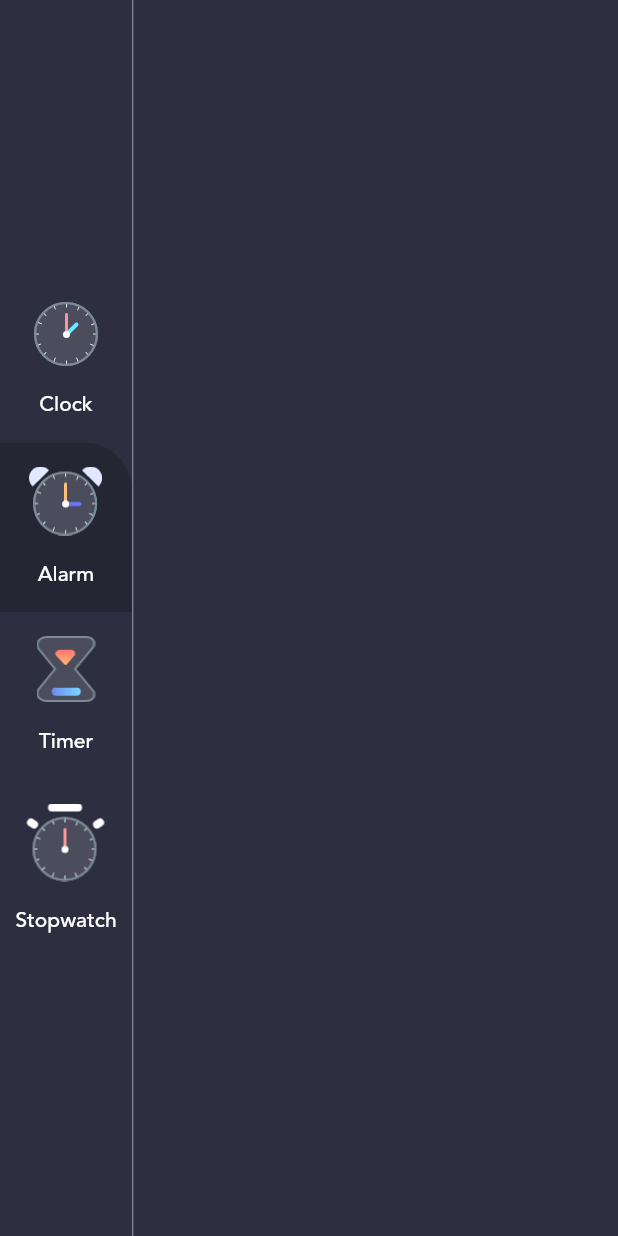
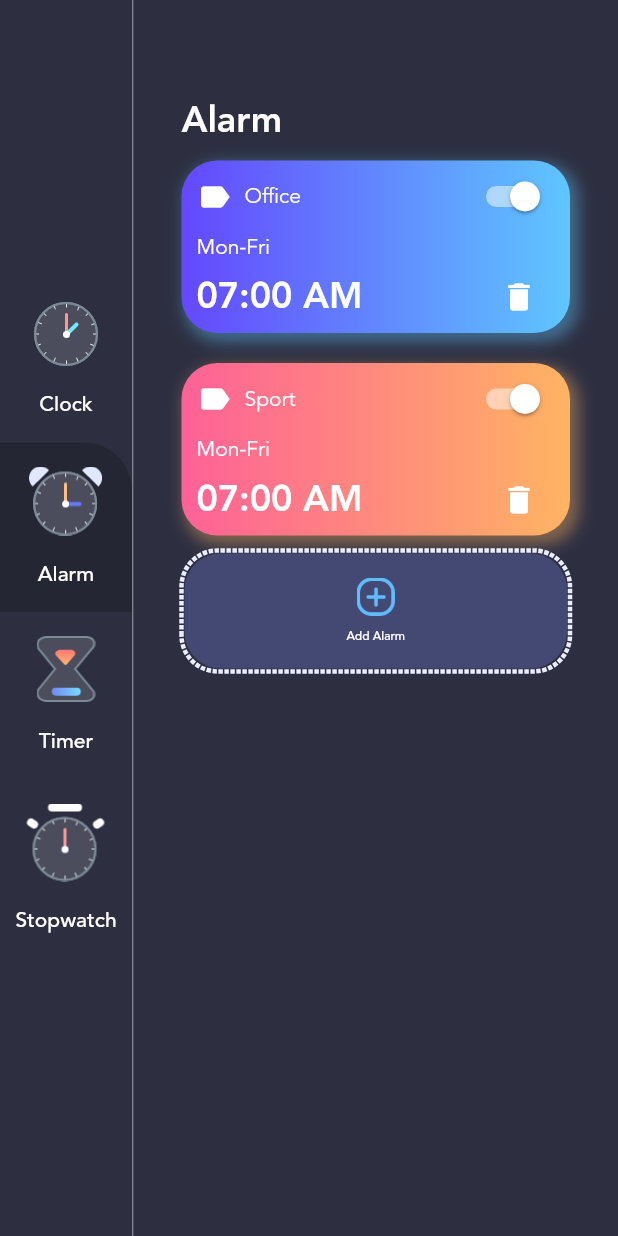
Before and after one commit to TawhidHassan/Flutter-clock-app, a Flutter app: the screen it shows after launch, after a tap on "Alarm", on a phone screen of 412 x 824 dp. Run offline on Flutter 3.47's test engine with Material 2 defaults, Android fonts, the phone set to English and light mode, and no system bars; drawn by our look-alikes of dotted_border.

Commit message:
make alarm page

```diff
--- a/lib/data.dart
+++ b/lib/data.dart
@@ -1,6 +1,7 @@
 
 import 'enums.dart';
 import 'menu_info.dart';
+import 'model/alarm_info.dart';
 
 List<MenuInfo> menuItems = [
   MenuInfo(MenuType.clock,
@@ -12,3 +13,14 @@ List<MenuInfo> menuItems = [
   MenuInfo(MenuType.stopwatch,
       title: 'Stopwatch', imageSource: 'assets/stopwatch_icon.png'),
 ];
+
+List<AlarmInfo> alarms = [
+  AlarmInfo(
+      alarmDateTime: DateTime.now().add(Duration(hours: 1)),
+      title: 'Office',
+      gradientColorIndex: 0),
+  AlarmInfo(
+      alarmDateTime: DateTime.now().add(Duration(hours: 2)),
+      title: 'Sport',
+      gradientColorIndex: 1),
+];
--- a/lib/main.dart
+++ b/lib/main.dart
@@ -1,8 +1,8 @@
 import 'package:flutter/material.dart';
 import 'package:flutter_clock_app/enums.dart';
-import 'package:flutter_clock_app/menu_info.dart';
 import 'package:provider/provider.dart';
 
+import 'menu_info.dart';
 import 'view/homePage.dart';
 
 void main() {
--- /dev/null
+++ b/lib/model/alarm_info.dart
@@ -0,0 +1,29 @@
+class AlarmInfo {
+  int id;
+  String title;
+  DateTime alarmDateTime;
+  bool isPending;
+  int gradientColorIndex;
+
+  AlarmInfo(
+      {this.id,
+        this.title,
+        this.alarmDateTime,
+        this.isPending,
+        this.gradientColorIndex});
+
+  // factory AlarmInfo.fromMap(Map<String, dynamic> json) => AlarmInfo(
+  //   id: json["id"],
+  //   title: json["title"],
+  //   alarmDateTime: DateTime.parse(json["alarmDateTime"]),
+  //   isPending: json["isPending"],
+  //   gradientColorIndex: json["gradientColorIndex"],
+  // );
+  // Map<String, dynamic> toMap() => {
+  //   "id": id,
+  //   "title": title,
+  //   "alarmDateTime": alarmDateTime.toIso8601String(),
+  //   "isPending": isPending,
+  //   "gradientColorIndex": gradientColorIndex,
+  // };
+}
--- /dev/null
+++ b/lib/view/alarm_page.dart
@@ -0,0 +1,150 @@
+import 'package:dotted_border/dotted_border.dart';
+import 'package:flutter/material.dart';
+import 'package:flutter_clock_app/constants/theme_data.dart';
+import 'package:flutter_clock_app/data.dart';
+
+class AlarmPage extends StatefulWidget {
+  @override
+  _AlarmPageState createState() => _AlarmPageState();
+}
+
+class _AlarmPageState extends State<AlarmPage> {
+
+  @override
+  Widget build(BuildContext context) {
+    return Container(
+      padding: EdgeInsets.symmetric(horizontal: 32,vertical: 64),
+      child: Column(
+        crossAxisAlignment: CrossAxisAlignment.start,
+        children: [
+          Text("Alarm",
+          style: TextStyle(
+            fontFamily: 'avenir',
+            fontWeight: FontWeight.w700,
+            color: CustomColors.primaryTextColor,
+            fontSize: 24,
+          ),
+          ),
+          Expanded(
+            child: ListView(
+              children:alarms.map<Widget>((alarm){
+                var gradientColor = GradientTemplate
+                    .gradientTemplate[alarm.gradientColorIndex].colors;
+                return Container(
+                  margin: EdgeInsets.symmetric(vertical: 10),
+                  padding: EdgeInsets.symmetric(horizontal: 10),
+                  width: double.infinity,
+                  decoration: BoxDecoration(
+                    gradient: LinearGradient(
+                      colors: gradientColor,
+                      begin: Alignment.centerLeft,
+                      end: Alignment.centerRight,
+                    ),
+                    boxShadow: [
+                      BoxShadow(
+                        color: gradientColor.last.withOpacity(0.4),
+                        blurRadius: 8,
+                        spreadRadius: 2,
+                        offset: Offset(4, 4),
+                      ),
+                    ],
+                    borderRadius: BorderRadius.all(Radius.circular(24)),
+                  ),
+                  child: Column(
+                    crossAxisAlignment: CrossAxisAlignment.start,
+                    children: <Widget>[
+                      Row(
+                        mainAxisAlignment: MainAxisAlignment.spaceBetween,
+                        children: <Widget>[
+                          Row(
+                            children: <Widget>[
+                              Icon(
+                                Icons.label,
+                                color: Colors.white,
+                                size: 24,
+                              ),
+                              SizedBox(width: 8),
+                              Text(
+                                alarm.title,
+                                style: TextStyle(
+                                    color: Colors.white,
+                                    fontFamily: 'avenir'),
+                              ),
+                            ],
+                          ),
+                          Switch(
+                            onChanged: (bool value) {},
+                            value: true,
+                            activeColor: Colors.white,
+                          ),
+                        ],
+                      ),
+                      Text(
+                        'Mon-Fri',
+                        style: TextStyle(
+                            color: Colors.white, fontFamily: 'avenir'),
+                      ),
+                      Row(
+                        mainAxisAlignment: MainAxisAlignment.spaceBetween,
+                        children: <Widget>[
+                          Text(
+                            "07:00 AM",
+                            style: TextStyle(
+                                color: Colors.white,
+                                fontFamily: 'avenir',
+                                fontSize: 24,
+                                fontWeight: FontWeight.w700),
+                          ),
+                          IconButton(
+                            icon: Icon(Icons.delete),
+                            color: Colors.white,
+                            onPressed: () {
+
+                            },
+                          ),
+                        ],
+                      ),
+                    ],
+                  ),
+                );
+              }).followedBy([
+                DottedBorder(
+                  strokeWidth:3 ,
+                  color: CustomColors.clockOutline,
+                  borderType: BorderType.RRect,
+                  radius: Radius.circular(24),
+                  child: Container(
+                  width: double.infinity,
+                  decoration: BoxDecoration(
+                    color: CustomColors.clockBG,
+                    borderRadius:
+                    BorderRadius.all(Radius.circular(24)),
+                  ),
+
+                  child: FlatButton(
+                    padding: EdgeInsets.symmetric(horizontal: 32,vertical: 16),
+                    onPressed: (){},
+                    child: Column(
+                      children: [
+                        Image.asset('assets/add_alarm.png',scale: 2.5,),
+                        SizedBox(height: 8,),
+                        Text("Add Alarm",
+                         style: TextStyle(
+                           color: Colors.white,
+                           fontFamily: 'avenir',
+                           fontSize: 8
+                         ),
+                        )
+                      ],
+                    ),
+                  ),
+              ),
+                )]).toList(),
+
+            ),
+          )
+        ],
+      ),
+    );
+  }
+}
--- /dev/null
+++ b/lib/view/clock_page.dart
@@ -0,0 +1,111 @@
+import 'package:flutter/material.dart';
+import 'package:flutter_clock_app/constants/theme_data.dart';
+import 'package:intl/intl.dart';
+
+import 'clock_view.dart';
+
+
+class ClockPage extends StatefulWidget {
+  @override
+  _ClockPageState createState() => _ClockPageState();
+}
+
+class _ClockPageState extends State<ClockPage> {
+  @override
+  Widget build(BuildContext context) {
+    var now = DateTime.now();
+    var formattedTime = DateFormat('HH:mm').format(now);
+    var formattedDate = DateFormat('EEE, d MMM').format(now);
+    var timezoneString = now.timeZoneOffset.toString().split('.').first;
+    var offsetSign = '';
+    if (!timezoneString.startsWith('-')) offsetSign = '+';
+
+    return Container(
+      padding: EdgeInsets.symmetric(horizontal: 32, vertical: 64),
+      child: Column(
+        crossAxisAlignment: CrossAxisAlignment.start,
+        children: <Widget>[
+          Flexible(
+            flex: 1,
+            fit: FlexFit.tight,
+            child: Text(
+              'Clock',
+              style: TextStyle(
+                  fontFamily: 'avenir',
+                  fontWeight: FontWeight.w700,
+                  color: CustomColors.primaryTextColor,
+                  fontSize: 24),
+            ),
+          ),
+          Flexible(
+            flex: 2,
+            child: Column(
+              crossAxisAlignment: CrossAxisAlignment.start,
+              children: <Widget>[
+                Text(
+                  formattedTime,
+                  style: TextStyle(
+                      fontFamily: 'avenir',
+                      color: CustomColors.primaryTextColor,
+                      fontSize: 64),
+                ),
+                Text(
+                  formattedDate,
+                  style: TextStyle(
+                      fontFamily: 'avenir',
+                      fontWeight: FontWeight.w300,
+                      color: CustomColors.primaryTextColor,
+                      fontSize: 20),
+                ),
+              ],
+            ),
+          ),
+          Flexible(
+            flex: 4,
+            fit: FlexFit.tight,
+            child: Align(
+              alignment: Alignment.center,
+              child: ClockView(
+                size: MediaQuery.of(context).size.height / 4,
+              ),
+            ),
+          ),
+          Flexible(
+            flex: 2,
+            fit: FlexFit.tight,
+            child: Column(
+              crossAxisAlignment: CrossAxisAlignment.start,
+              children: <Widget>[
+                Text(
+                  'Timezone',
+                  style: TextStyle(
+                      fontFamily: 'avenir',
+                      fontWeight: FontWeight.w500,
+                      color: CustomColors.primaryTextColor,
+                      fontSize: 24),
+                ),
+                SizedBox(height: 16),
+                Row(
+                  children: <Widget>[
+                    Icon(
+                      Icons.language,
+                      color: CustomColors.primaryTextColor,
+                    ),
+                    SizedBox(width: 16),
+                    Text(
+                      'UTC' + offsetSign + timezoneString,
+                      style: TextStyle(
+                          fontFamily: 'avenir',
+                          color: CustomColors.primaryTextColor,
+                          fontSize: 14),
+                    ),
+                  ],
+                ),
+              ],
+            ),
+          ),
+        ],
+      ),
+    );
+  }
+}
--- a/lib/view/homePage.dart
+++ b/lib/view/homePage.dart
@@ -1,12 +1,12 @@
 import 'package:flutter/material.dart';
+import 'package:flutter_clock_app/constants/theme_data.dart';
+import 'package:provider/provider.dart';
+
 import '../data.dart';
 import '../enums.dart';
-import 'file:///C:/Users/User/AndroidStudioProjects/flutter_clock_app/lib/view/clock_view.dart';
-import 'package:flutter_clock_app/menu_info.dart';
-import 'package:intl/intl.dart';
-import 'package:provider/provider.dart';
-
-import '../constants/theme_data.dart';
+import '../menu_info.dart';
+import 'alarm_page.dart';
+import 'clock_page.dart';
 
 class HomePage extends StatefulWidget {
   @override
@@ -16,124 +16,50 @@ class HomePage extends StatefulWidget {
 class _HomePageState extends State<HomePage> {
   @override
   Widget build(BuildContext context) {
-    var now=DateTime.now();
-    var formatetedTime=DateFormat('HH:mm').format(now);
-    var formatetedDate=DateFormat('EEE,d MMM').format(now);
-
-    var timeZoneString=now.timeZoneOffset.toString().split('.').first;
-
-
-    var offsetSign='';
-    if (!timeZoneString.startsWith('-')) offsetSign = '+';
-    print(timeZoneString);
-
     return Scaffold(
-      backgroundColor: Color(0xFF2D2F41),
+      backgroundColor: CustomColors.pageBackgroundColor,
       body: Row(
-        children: [
+        children: <Widget>[
           Column(
             mainAxisAlignment: MainAxisAlignment.center,
-            children: [
-              Column(
             children: menuItems
                 .map((currentMenuInfo) => buildMenuButton(currentMenuInfo))
                 .toList(),
           ),
-
-            ],
-          ),
           VerticalDivider(
-            color: Colors.white54,
+            color: CustomColors.dividerColor,
             width: 1,
           ),
           Expanded(
-            child: Consumer(
+            child: Consumer<MenuInfo>(
               builder: (BuildContext context, MenuInfo value, Widget child) {
-                if (value.menuType != MenuType.clock)
-                  return Container();
-
+                if (value.menuType == MenuType.clock)
+                  return ClockPage();
+                else if (value.menuType == MenuType.alarm)
+                  return AlarmPage();
+                else
                   return Container(
-                    padding: EdgeInsets.symmetric(horizontal: 32,vertical: 64),
-                    child: Column(
-                        crossAxisAlignment: CrossAxisAlignment.start,
-                        children: [
-                          Flexible(
-                            flex: 1,
-                            fit: FlexFit.tight,
-                            child: Text("Clock", style: TextStyle(
-                                color: Colors.white, fontSize: 24),
-                            ),
-                          ),
-                          Flexible(
-                            flex: 2,
-                            child: Column(
-                              crossAxisAlignment: CrossAxisAlignment.start,
-                              children: [
-                                Text(formatetedTime, style: TextStyle(
-                                    color: Colors.white, fontSize: 64),
-                                ),Text(formatetedDate, style: TextStyle(
-                                    color: Colors.white, fontSize: 20),
+                    child: RichText(
+                      text: TextSpan(
+                        style: TextStyle(fontSize: 20),
+                        children: <TextSpan>[
+                          TextSpan(text: 'Upcoming Tutorial\n'),
+                          TextSpan(
+                            text: value.title,
+                            style: TextStyle(fontSize: 48),
                           ),
                         ],
                       ),
                     ),
-
-                          Flexible(
-                            flex: 4,
-                            fit: FlexFit.tight,
-                            child: Align(
-                              alignment: Alignment.center,
-                              child: ClockView(
-                                size: MediaQuery.of(context).size.height / 4,
-                              ),
-                            ),
-                          ),
-
-                          Flexible(
-                            flex: 2,
-                            fit: FlexFit.tight,
-                            child: Column(
-                              crossAxisAlignment: CrossAxisAlignment.start,
-                              children: <Widget>[
-                                Text(
-                                  'Timezone',
-                                  style: TextStyle(
-                                      fontFamily: 'avenir',
-                                      fontWeight: FontWeight.w500,
-                                      color: CustomColors.primaryTextColor,
-                                      fontSize: 24),
-                                ),
-                                SizedBox(height: 16),
-                                Row(
-                                  children: <Widget>[
-                                    Icon(
-                                      Icons.language,
-                                      color: CustomColors.primaryTextColor,
-                                    ),
-                                    SizedBox(width: 16),
-                                    Text(
-                                      'UTC' + offsetSign + timeZoneString,
-                                      style: TextStyle(
-                                          fontFamily: 'avenir',
-                                          color: CustomColors.primaryTextColor,
-                                          fontSize: 14),
-                                    ),
-                                  ],
-                                ),
-                              ],
-                            ),
-                          ),
-                        ]
-                    )
                   );
               },
             ),
           ),
         ],
       ),
-
     );
   }
+
   Widget buildMenuButton(MenuInfo currentMenuInfo) {
     return Consumer<MenuInfo>(
       builder: (BuildContext context, MenuInfo value, Widget child) {
@@ -168,5 +94,4 @@ class _HomePageState extends State<HomePage> {
       },
     );
   }
-
 }
--- a/pubspec.yaml
+++ b/pubspec.yaml
@@ -25,6 +25,7 @@ dependencies:
     sdk: flutter
   intl: ^0.16.1
   provider: ^4.3.2+2
+  dotted_border: ^1.0.5
 
   # The following adds the Cupertino Icons font to your application.
   # Use with the CupertinoIcons class for iOS style icons.
```
Also changed, not shown: lib/alarm_helper.dart (added), pubspec.lock. Lines whose indentation alone changed are shown as unchanged.
